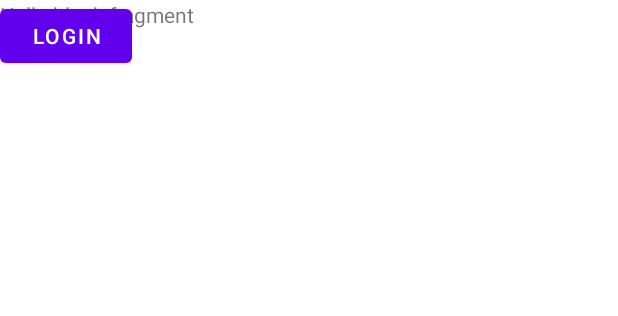
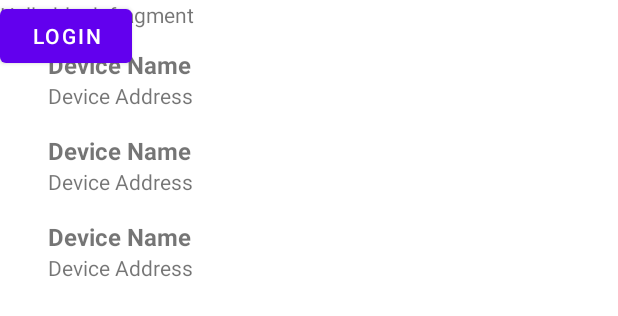
Before and after one commit to CallMeQan/Jarvis-Mobile, an Android app: the layout fragment_setting.xml on its own in the app's theme, with its tools: preview values and no code run, on a phone screen of 412 x 824 dp. Shown: the top 316 px of the screen. Run offline under Robolectric (Android 15) with nearby library versions, the phone set to English and light mode, and no system bars.

Commit message:
adding functions related to bluetooth

```diff
--- a/app/src/main/AndroidManifest.xml
+++ b/app/src/main/AndroidManifest.xml
@@ -20,6 +20,7 @@
         android:roundIcon="@mipmap/ic_launcher_round"
         android:supportsRtl="true"
         android:theme="@style/Theme.JarvisMobile"
+        android:enableOnBackInvokedCallback="true"
         tools:targetApi="31">
         <activity
             android:name=".MainActivity"
--- a/app/src/main/res/layout/fragment_setting.xml
+++ b/app/src/main/res/layout/fragment_setting.xml
@@ -16,4 +16,13 @@
         android:text="Login"
         android:onClick="onLoginClick"/>
 
+    <androidx.recyclerview.widget.RecyclerView
+        android:id="@+id/device_list"
+        android:layout_width="match_parent"
+        android:layout_height="match_parent"
+        android:layout_margin="16dp"
+        android:clipToPadding="false"
+        android:padding="8dp"
+        tools:listitem="@layout/item_bluetooth_device" />
+
 </FrameLayout>
--- /dev/null
+++ b/app/src/main/res/layout/item_bluetooth_device.xml
@@ -0,0 +1,23 @@
+<?xml version="1.0" encoding="utf-8"?>
+<LinearLayout xmlns:android="http://schemas.android.com/apk/res/android"
+    android:layout_width="match_parent"
+    android:layout_height="wrap_content"
+    android:orientation="vertical"
+    android:padding="8dp">
+
+    <TextView
+        android:id="@+id/device_name"
+        android:layout_width="match_parent"
+        android:layout_height="wrap_content"
+        android:text="Device Name"
+        android:textSize="16sp"
+        android:textStyle="bold" />
+
+    <TextView
+        android:id="@+id/device_address"
+        android:layout_width="match_parent"
+        android:layout_height="wrap_content"
+        android:text="Device Address"
+        android:textSize="14sp" />
+
+</LinearLayout>
```
Also changed, not shown: app/src/main/java/com/github/callmeqan/jarvismobile/BluetoothConnectionManager.kt (added, +7 -0 lines), app/src/main/java/com/github/callmeqan/jarvismobile/BluetoothDeviceAdapter.kt (added, +47 -0 lines), app/src/main/java/com/github/callmeqan/jarvismobile/HomeFragment.kt (+56 -17 lines), app/src/main/java/com/github/callmeqan/jarvismobile/SettingFragment.kt (+101 -77 lines).
